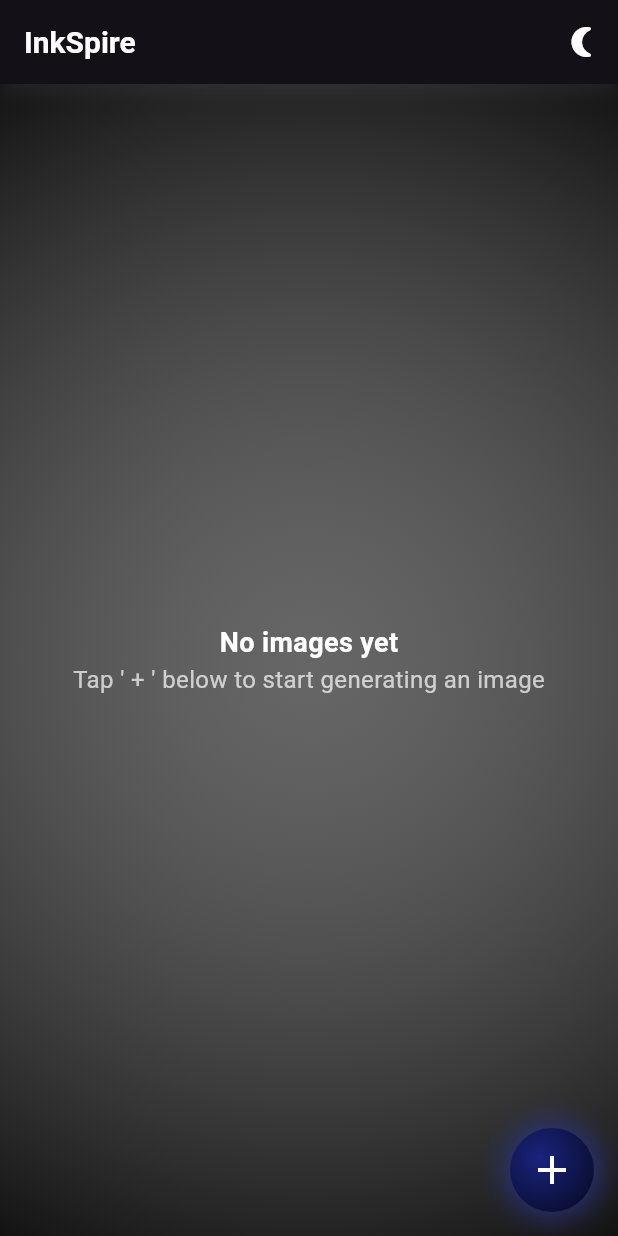
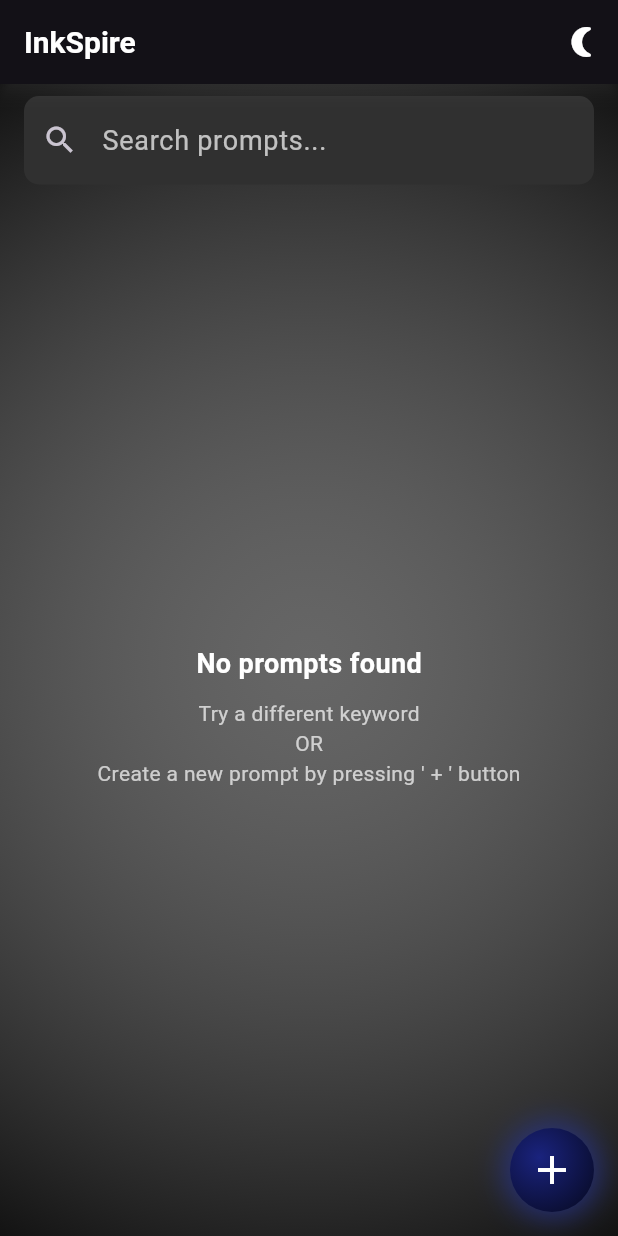
Before and after one commit to emnggprw/inkspire, a Flutter app: the screen it shows after launch, after a tap on the "wb sunny" icon, on a phone screen of 412 x 824 dp. Run offline on Flutter 3.47's test engine with Material 3 defaults, Android fonts, the light colour scheme and no system bars; our stand-ins replace shared_preferences.

Commit message:
Implemented search function for previous image prompts chats

```diff
--- a/lib/presentation/widgets/chat_list_view.dart
+++ b/lib/presentation/widgets/chat_list_view.dart
@@ -7,59 +7,59 @@
   final List<Chat> chats;
   final Function(String) onRemoveChat;
 
-  const ChatListView({super.key, required this.chats, required this.onRemoveChat});
+  const ChatListView({
+    super.key,
+    required this.chats,
+    required this.onRemoveChat,
+  });
 
   @override
   State<ChatListView> createState() => _ChatListViewState();
 }
 
 class _ChatListViewState extends State<ChatListView> {
-  final GlobalKey<AnimatedListState> _listKey = GlobalKey<AnimatedListState>();
-  late List<Chat> _chats;
+  List<Chat> _filteredChats = [];
+  final TextEditingController _searchController = TextEditingController();
 
   @override
   void initState() {
     super.initState();
-    _chats = List.from(widget.chats);
-    WidgetsBinding.instance.addPostFrameCallback((_) {
-      for (int i = 0; i < _chats.length; i++) {
-        _listKey.currentState?.insertItem(i);
-      }
-    });
+    _filteredChats = List.from(widget.chats);
+    _searchController.addListener(_filterChats);
   }
 
   @override
   void didUpdateWidget(covariant ChatListView oldWidget) {
     super.didUpdateWidget(oldWidget);
-
-    // Check for any new items to animate in
-    if (widget.chats.length > _chats.length) {
-      final newItems = widget.chats.where((chat) => !_chats.contains(chat)).toList();
-      for (var chat in newItems) {
-        final index = widget.chats.indexOf(chat);
-        _chats.insert(index, chat);
-        _listKey.currentState?.insertItem(index);
-      }
-    }
+    _filterChats();
   }
 
-  void _removeChat(int index) {
-    final removedChat = _chats.removeAt(index);
-    _listKey.currentState?.removeItem(
-      index,
-          (context, animation) => _buildChatTile(context, removedChat, index, animation),
-      duration: const Duration(milliseconds: 300),
-    );
-    widget.onRemoveChat(removedChat.id);
+  void _filterChats() {
+    final query = _searchController.text.toLowerCase();
+    setState(() {
+      _filteredChats = widget.chats.where((chat) {
+        return chat.title.toLowerCase().contains(query) ||
+            chat.prompt.toLowerCase().contains(query);
+      }).toList();
+    });
   }
 
-  Widget _buildChatTile(BuildContext context, Chat chat, int index, Animation<double> animation) {
+  void _removeChat(String id) {
+    widget.onRemoveChat(id);
+    _filterChats();
+  }
+
+  @override
+  void dispose() {
+    _searchController.dispose();
+    super.dispose();
+  }
+
+  Widget _buildChatTile(Chat chat) {
     final themeProvider = Provider.of<ThemeProvider>(context, listen: false);
     final isDarkMode = themeProvider.themeMode == ThemeMode.dark;
 
-    return SizeTransition(
-      sizeFactor: animation,
-      child: Dismissible(
+    return Dismissible(
       key: Key(chat.id),
       direction: DismissDirection.endToStart,
       confirmDismiss: (direction) async {
@@ -81,9 +81,7 @@
           ),
         );
       },
-        onDismissed: (direction) {
-          _removeChat(index);
-        },
+      onDismissed: (_) => _removeChat(chat.id),
       background: Container(
         color: isDarkMode ? Colors.redAccent.shade700 : Colors.redAccent,
         alignment: Alignment.centerRight,
@@ -94,9 +92,7 @@
         color: isDarkMode ? Colors.grey[900] : Colors.white,
         margin: const EdgeInsets.symmetric(vertical: 8, horizontal: 10),
         elevation: 3,
-          shape: RoundedRectangleBorder(
-            borderRadius: BorderRadius.circular(10),
-          ),
+        shape: RoundedRectangleBorder(borderRadius: BorderRadius.circular(10)),
         child: ListTile(
           contentPadding: const EdgeInsets.symmetric(vertical: 12, horizontal: 16),
           title: Text(
@@ -126,7 +122,6 @@
               : Icon(Icons.image, color: isDarkMode ? Colors.white : Colors.black),
         ),
       ),
-      ),
     );
   }
 
@@ -135,36 +130,62 @@
     final themeProvider = Provider.of<ThemeProvider>(context);
     final isDarkMode = themeProvider.themeMode == ThemeMode.dark;
 
-    return widget.chats.isEmpty
+    return Column(
+      children: [
+        Padding(
+          padding: const EdgeInsets.symmetric(horizontal: 16, vertical: 8),
+          child: TextField(
+            controller: _searchController,
+            decoration: InputDecoration(
+              hintText: 'Search prompts...',
+              prefixIcon: Icon(Icons.search),
+              filled: true,
+              fillColor: isDarkMode ? Colors.grey[850] : Colors.grey[200],
+              border: OutlineInputBorder(
+                borderRadius: BorderRadius.circular(10),
+                borderSide: BorderSide.none,
+              ),
+            ),
+            style: TextStyle(
+              color: isDarkMode ? Colors.white : Colors.black,
+            ),
+          ),
+        ),
+        Expanded(
+          child: _filteredChats.isEmpty
               ? Center(
             child: Column(
               mainAxisAlignment: MainAxisAlignment.center,
               children: [
                 Text(
-            'No images yet',
+                  'No prompts found',
                   style: TextStyle(
                     color: isDarkMode ? Colors.white : Colors.black,
                     fontSize: 18,
                     fontWeight: FontWeight.w600,
                   ),
                 ),
+                SizedBox(height: 10,),
                 Text(
-            "Tap ' + ' below to start generating an image",
-            style: TextStyle(
-              color: isDarkMode ? Colors.white70 : Colors.black54,
-              fontSize: 16,
+                  "Try a different keyword",
                 ),
+                Text(
+                  "OR",
+                ),
+                Text(
+                  "Create a new prompt by pressing ' + ' button",
                 ),
               ],
             ),
           )
-        : AnimatedList(
-      key: _listKey,
-      initialItemCount: _chats.length,
-      itemBuilder: (context, index, animation) {
-        final chat = _chats[index];
-        return _buildChatTile(context, chat, index, animation);
+              : ListView.builder(
+            itemCount: _filteredChats.length,
+            itemBuilder: (context, index) {
+              return _buildChatTile(_filteredChats[index]);
             },
+          ),
+        ),
+      ],
     );
   }
 }
```
Lines whose indentation alone changed are shown as unchanged.
